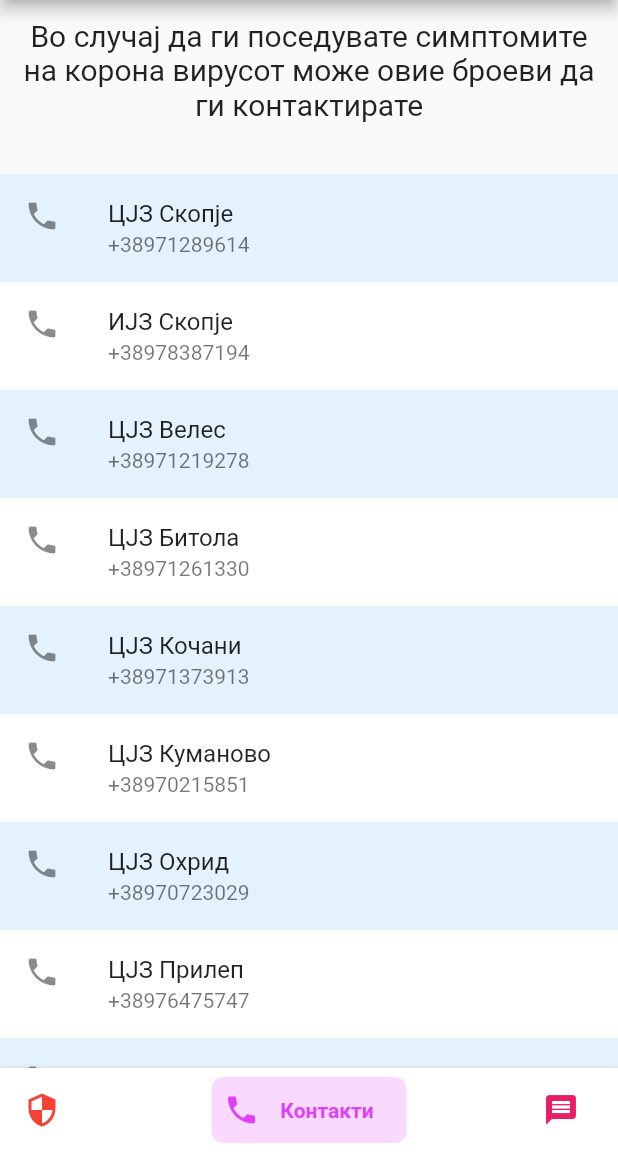
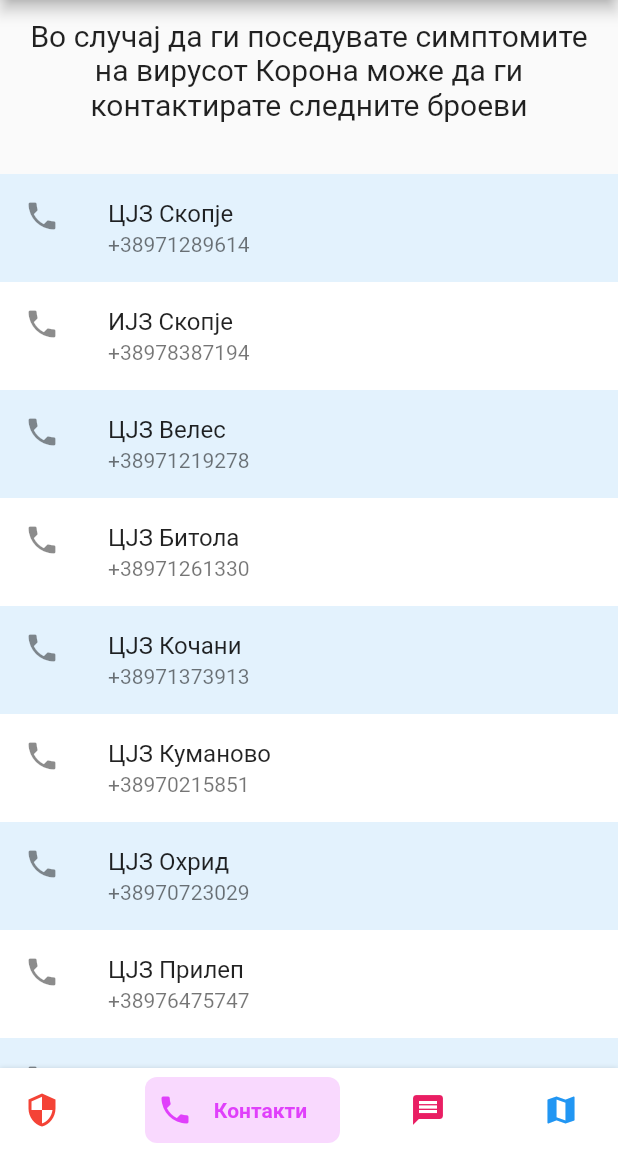
Before and after one commit to MatejMecka/korona-app, a Flutter app: the screen it shows after launch, swiped to page 2, on a phone screen of 412 x 824 dp, the part 84-1236 px from its top. Run offline on Flutter 3.47's test engine with Material 2 defaults, Android fonts, the phone set to English and light mode, and no system bars; drawn by our look-alikes of bottom_navy_bar; our stand-ins replace carousel_slider, firebase_messaging, jiffy, timeago, url_launcher_web, webview_flutter; missing offline and left inert: firebase_core_web, webfeed; accounts and stored records are empty; network calls fail.

Commit message:
final touches

```diff
--- a/lib/generated_plugin_registrant.dart
+++ b/lib/generated_plugin_registrant.dart
@@ -6,11 +6,13 @@
 import 'dart:ui';
 
 import 'package:firebase_core_web/firebase_core_web.dart';
+import 'package:url_launcher_web/url_launcher_web.dart';
 
 import 'package:flutter_web_plugins/flutter_web_plugins.dart';
 
 // ignore: public_member_api_docs
 void registerPlugins(PluginRegistry registry) {
   FirebaseCoreWeb.registerWith(registry.registrarFor(FirebaseCoreWeb));
+  UrlLauncherPlugin.registerWith(registry.registrarFor(UrlLauncherPlugin));
   registry.registerMessageHandler();
 }
--- a/lib/my_flutter_app_icons.dart
+++ b/lib/my_flutter_app_icons.dart
@@ -30,4 +30,5 @@ class MyFlutterApp {
   static const IconData nose = IconData(0xe803, fontFamily: _kFontFam);
   static const IconData sore_throat = IconData(0xe804, fontFamily: _kFontFam);
   static const IconData hand_wash = IconData(0xe805, fontFamily: _kFontFam);
+  static const IconData weak = IconData(0xe806, fontFamily: _kFontFam);
 }
--- a/lib/screens/contacts.dart
+++ b/lib/screens/contacts.dart
@@ -57,7 +57,7 @@ class _ContactsPageState extends State<ContactsPage> {
               return Padding(
                 padding: EdgeInsets.all(12.0),
                 child: Text(
-                  "Во случај да ги поседувате симптомите на корона вирусот може овие броеви да ги контактирате\n",
+                  "Во случај да ги поседувате симптомите на вирусот Корона може да ги контактирате следните броеви\n",
                   textAlign: TextAlign.center,
                   style: TextStyle(fontSize: 20)
                   )
--- a/lib/screens/home.dart
+++ b/lib/screens/home.dart
@@ -3,6 +3,7 @@ import 'package:bottom_navy_bar/bottom_navy_bar.dart';
 import 'contacts.dart';
 import 'info.dart';
 import 'news.dart';
+import 'statistics.dart';
 import '../models/firebase_notification_handler.dart';
 
 class MyHomePage extends StatefulWidget {
@@ -71,6 +72,7 @@ class _MyHomePageState extends State<MyHomePage> {
             PreventionPage(),
             ContactsPage(),
             NewsPage(),
+            StatisticsPage()
           ],
         ),
       ), bottomNavigationBar: BottomNavyBar(
@@ -102,13 +104,13 @@ class _MyHomePageState extends State<MyHomePage> {
               ),
               activeColor: Colors.pink,
               textAlign: TextAlign.center,
-            ),/*
+            ),
             BottomNavyBarItem(
-              icon: Icon(Icons.settings),
-              title: Text('Settings'),
+              icon: Icon(Icons.map),
+              title: Text('Статистики'),
               activeColor: Colors.blue,
               textAlign: TextAlign.center,
-            ),*/
+            ),
           ],
         ),
     );
--- a/pubspec.yaml
+++ b/pubspec.yaml
@@ -35,6 +35,7 @@ dependencies:
   firebase_core: ^0.4.0
   firebase_messaging: ^6.0.12
   firebase_analytics: ^5.0.11
+  webview_flutter: ^0.3.19+9
 
 dev_dependencies:
   flutter_test:
```
Also changed, not shown: lib/screens/info.dart (+19 -8 lines), lib/screens/statistics.dart (added, +20 -0 lines), assets/MyFlutterApp.ttf, 1 other file.
